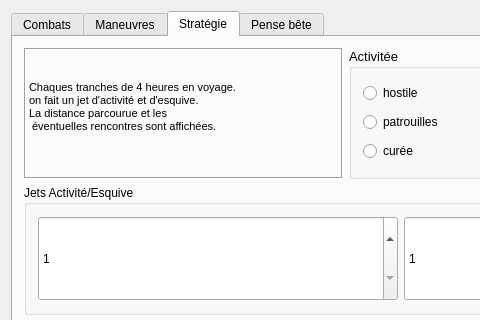
Before: the Qt Designer form mainwindow.ui in e2002e/JRTM-MERP, drawn with Qt 5; both pictures show x 0 to 480 and y 0 to 320 of the 801 by 749 pixel window.
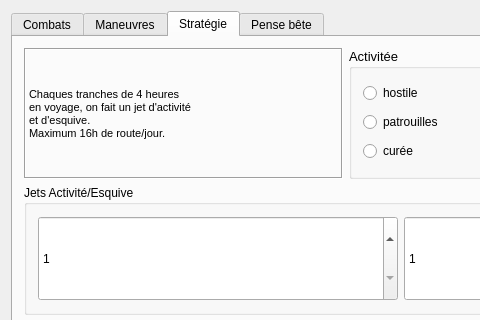
After: the same form once the commit is applied. The open tabs and pages were chosen to show the change.

Commit message: fixed strategic movement's type (furtive...etc)

The edit to the form file:
```diff
--- a/mainwindow.ui
+++ b/mainwindow.ui
@@ -1866,11 +1866,10 @@
            <enum>QFrame::Sunken</enum>
           </property>
           <property name="text">
-           <string>Chaques tranches de 4 heures en voyage.
-on fait un jet d'activité et d'esquive.
-La distance parcourue et les
- éventuelles rencontres sont affichées.
-</string>
+           <string>Chaques tranches de 4 heures
+en voyage, on fait un jet d'activité
+et d'esquive.
+Maximum 16h de route/jour.</string>
           </property>
          </widget>
         </item>
```
Left out of the diff: 2 changed lines with no effect on the pictures. The commit also changes 1 other file.
